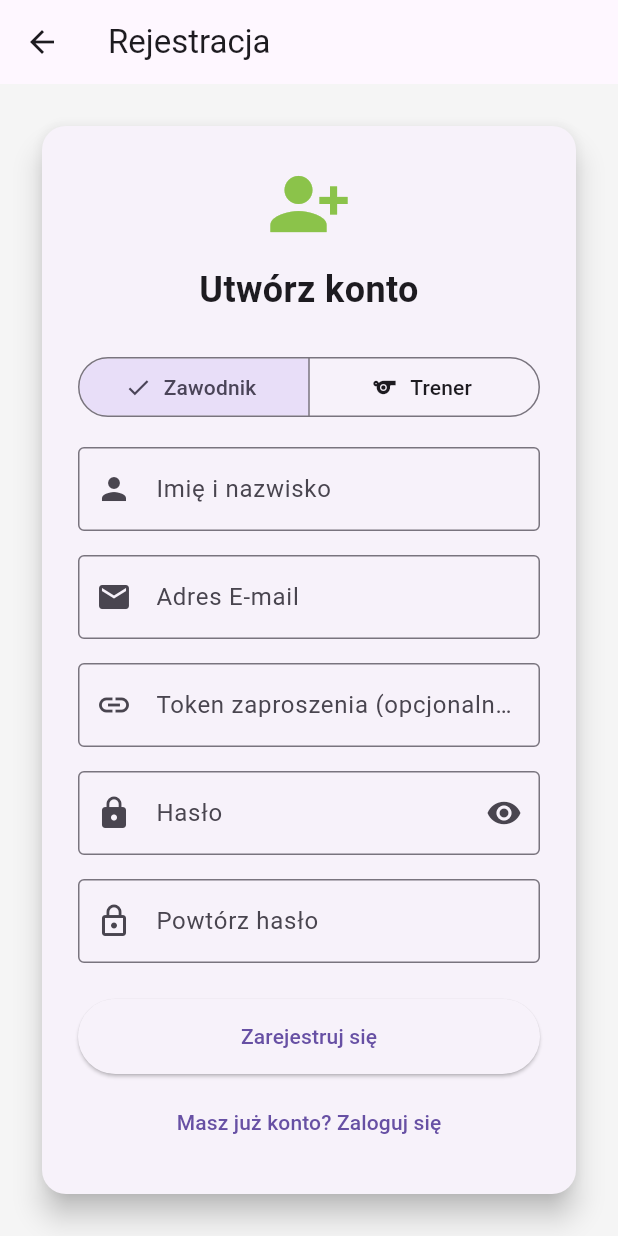
After one commit to bb305087/Sick-of-football, a Flutter app: the screen it shows after launch, after a tap on "Zaloguj się", after a tap on "Nie masz konta? Zarejestruj się", on a phone screen of 412 x 824 dp. The commit adds this screen. Run offline on Flutter 3.47's test engine with Material 3 defaults, Android fonts, the phone set to English and light mode, and no system bars; our stand-ins replace flutter_secure_storage; network calls fail.

Commit message:
Add registration for players and coaches, sending invitaion to a team, deleting reports now working

```diff
--- a/lib/data/models/dashboard_models.dart
+++ b/lib/data/models/dashboard_models.dart
@@ -109,3 +109,27 @@ class MedicalReportModel {
     );
   }
 }
+
+class InvitationModel {
+  final String token;
+  final String deepLink;
+  final DateTime expiresAt;
+  final int maxUses;
+
+  const InvitationModel({
+    required this.token,
+    required this.deepLink,
+    required this.expiresAt,
+    required this.maxUses,
+  });
+
+  factory InvitationModel.fromJson(Map<String, dynamic> json) {
+    final token = json['token'] as String;
+    return InvitationModel(
+      token: token,
+      deepLink: (json['deep_link'] ?? 'bklasa://invite/$token') as String,
+      expiresAt: DateTime.parse(json['expires_at'].toString()),
+      maxUses: (json['max_uses'] as num?)?.toInt() ?? 1,
+    );
+  }
+}
--- a/lib/presentation/screens/auth/login_screen.dart
+++ b/lib/presentation/screens/auth/login_screen.dart
@@ -4,6 +4,7 @@ import 'package:http/http.dart' as http;
 import '../../../data/datasources/api_client.dart';
 import '../../../data/repositories/auth_repository.dart';
 import '../dashboard_screen.dart';
+import 'registration_screen.dart';
 
 class LoginScreen extends StatefulWidget {
   const LoginScreen({super.key});
@@ -23,6 +24,7 @@ class _LoginScreenState extends State<LoginScreen> {
   final TextEditingController _passwordController = TextEditingController();
 
   bool _isLoading = false;
+  bool _showRegistrationSuggestion = false;
 
   // Zmień zawartość metody _handleLogin w pliku login_screen.dart
 
@@ -58,12 +60,14 @@ class _LoginScreenState extends State<LoginScreen> {
         if (!mounted) return;
         setState(() {
           _isLoading = false;
+          _showRegistrationSuggestion = error.statusCode == 401;
         });
         _showErrorSnackBar(error.message);
       } on http.ClientException {
         if (!mounted) return;
         setState(() {
           _isLoading = false;
+          _showRegistrationSuggestion = false;
         });
         _showErrorSnackBar(
           'Nie można połączyć się z serwerem. Sprawdź, czy backend działa.',
@@ -72,6 +76,7 @@ class _LoginScreenState extends State<LoginScreen> {
         if (!mounted) return;
         setState(() {
           _isLoading = false;
+          _showRegistrationSuggestion = false;
         });
         _showErrorSnackBar(
           'Nie można połączyć się z serwerem. Sprawdź, czy backend działa.',
@@ -196,8 +201,8 @@ class _LoginScreenState extends State<LoginScreen> {
                         }
 
                         // Standardowa walidacja długości dla pozostałych użytkowników
-                        if (value.length < 8) {
-                          return 'Hasło musi mieć co najmniej 8 znaków';
+                        if (value.length < 12) {
+                          return 'Hasło musi mieć co najmniej 12 znaków';
                         }
 
                         return null;
@@ -231,6 +236,40 @@ class _LoginScreenState extends State<LoginScreen> {
                       ),
                     ),
                     const SizedBox(height: 16),
+                    if (_showRegistrationSuggestion)
+                      Container(
+                        padding: const EdgeInsets.all(12),
+                        decoration: BoxDecoration(
+                          color: Colors.lightGreen[50],
+                          borderRadius: BorderRadius.circular(12),
+                        ),
+                        child: Row(
+                          children: [
+                            const Expanded(
+                              child: Text(
+                                'Nie masz jeszcze konta? Zarejestruj się.',
+                              ),
+                            ),
+                            TextButton(
+                              onPressed: () => Navigator.of(context).push(
+                                MaterialPageRoute(
+                                  builder: (_) => const RegistrationScreen(),
+                                ),
+                              ),
+                              child: const Text('Rejestracja'),
+                            ),
+                          ],
+                        ),
+                      ),
+                    if (_showRegistrationSuggestion) const SizedBox(height: 8),
+                    TextButton(
+                      onPressed: () => Navigator.of(context).push(
+                        MaterialPageRoute(
+                          builder: (_) => const RegistrationScreen(),
+                        ),
+                      ),
+                      child: const Text('Nie masz konta? Zarejestruj się'),
+                    ),
 
                     // Opcjonalne wejście na biometrię / link zaproszeniowy
                     TextButton(
--- /dev/null
+++ b/lib/presentation/screens/auth/registration_screen.dart
@@ -0,0 +1,280 @@
+import 'package:flutter/material.dart';
+import 'package:http/http.dart' as http;
+
+import '../../../data/datasources/api_client.dart';
+import '../../../data/repositories/auth_repository.dart';
+
+enum RegistrationRole { player, coach }
+
+class RegistrationScreen extends StatefulWidget {
+  const RegistrationScreen({super.key});
+
+  @override
+  State<RegistrationScreen> createState() => _RegistrationScreenState();
+}
+
+class _RegistrationScreenState extends State<RegistrationScreen> {
+  final _formKey = GlobalKey<FormState>();
+  final _authRepository = AuthRepository();
+  final _fullNameController = TextEditingController();
+  final _emailController = TextEditingController();
+  final _passwordController = TextEditingController();
+  final _confirmationController = TextEditingController();
+  final _clubNameController = TextEditingController();
+  final _inviteTokenController = TextEditingController();
+
+  RegistrationRole _role = RegistrationRole.player;
+  bool _isLoading = false;
+  bool _obscurePassword = true;
+
+  bool get _isCoach => _role == RegistrationRole.coach;
+
+  Future<void> _handleRegistration() async {
+    if (!_formKey.currentState!.validate()) return;
+
+    setState(() => _isLoading = true);
+    try {
+      if (_isCoach) {
+        await _authRepository.registerCoach(
+          email: _emailController.text.trim().toLowerCase(),
+          password: _passwordController.text,
+          fullName: _fullNameController.text.trim(),
+          clubName: _clubNameController.text.trim(),
+        );
+      } else {
+        await _authRepository.registerPlayer(
+          email: _emailController.text.trim().toLowerCase(),
+          password: _passwordController.text,
+          fullName: _fullNameController.text.trim(),
+          inviteToken: _inviteTokenController.text.trim(),
+        );
+      }
+
+      if (!mounted) return;
+      ScaffoldMessenger.of(context).showSnackBar(
+        const SnackBar(
+          content: Text('Konto utworzone. Możesz się teraz zalogować.'),
+          behavior: SnackBarBehavior.floating,
+        ),
+      );
+      Navigator.of(context).pop();
+    } on ApiException catch (error) {
+      _showError(error.message);
+    } on http.ClientException {
+      _showError('Nie można połączyć się z serwerem.');
+    } on FormatException {
+      _showError('Nie można odczytać odpowiedzi serwera.');
+    } finally {
+      if (mounted) setState(() => _isLoading = false);
+    }
+  }
+
+  void _showError(String message) {
+    if (!mounted) return;
+    ScaffoldMessenger.of(context).showSnackBar(
+      SnackBar(
+        content: Text(message),
+        backgroundColor: Colors.red[700],
+        behavior: SnackBarBehavior.floating,
+      ),
+    );
+  }
+
+  String? _required(String? value, String label) {
+    if (value == null || value.trim().isEmpty) return 'Wprowadź $label';
+    return null;
+  }
+
+  String? _validateEmail(String? value) {
+    if (value == null || value.trim().isEmpty || !value.contains('@')) {
+      return 'Wprowadź poprawny adres e-mail';
+    }
+    return null;
+  }
+
+  String? _validateInviteToken(String? value) {
+    if (value == null || value.trim().isEmpty) {
+      return null;
+    }
+    if (value.trim().length < 20) {
+      return 'Token zaproszenia musi mieć co najmniej 20 znaków';
+    }
+    return null;
+  }
+
+  String? _validatePassword(String? value) {
+    if (value == null || value.length < 12) {
+      return 'Hasło musi mieć co najmniej 12 znaków';
+    }
+    return null;
+  }
+
+  @override
+  void dispose() {
+    _fullNameController.dispose();
+    _emailController.dispose();
+    _passwordController.dispose();
+    _confirmationController.dispose();
+    _clubNameController.dispose();
+    _inviteTokenController.dispose();
+    super.dispose();
+  }
+
+  @override
+  Widget build(BuildContext context) {
+    return Scaffold(
+      appBar: AppBar(title: const Text('Rejestracja')),
+      backgroundColor: Colors.grey[100],
+      body: Center(
+        child: SingleChildScrollView(
+          padding: const EdgeInsets.all(24),
+          child: Card(
+            elevation: 8,
+            shape: RoundedRectangleBorder(
+              borderRadius: BorderRadius.circular(16),
+            ),
+            child: Padding(
+              padding: const EdgeInsets.all(24),
+              child: Form(
+                key: _formKey,
+                child: Column(
+                  crossAxisAlignment: CrossAxisAlignment.stretch,
+                  children: [
+                    const Icon(
+                      Icons.person_add_alt_1,
+                      size: 56,
+                      color: Colors.lightGreen,
+                    ),
+                    const SizedBox(height: 12),
+                    const Text(
+                      'Utwórz konto',
+                      textAlign: TextAlign.center,
+                      style: TextStyle(
+                        fontSize: 24,
+                        fontWeight: FontWeight.bold,
+                      ),
+                    ),
+                    const SizedBox(height: 24),
+                    SegmentedButton<RegistrationRole>(
+                      segments: const [
+                        ButtonSegment(
+                          value: RegistrationRole.player,
+                          label: Text('Zawodnik'),
+                          icon: Icon(Icons.sports_soccer),
+                        ),
+                        ButtonSegment(
+                          value: RegistrationRole.coach,
+                          label: Text('Trener'),
+                          icon: Icon(Icons.sports),
+                        ),
+                      ],
+                      selected: {_role},
+                      onSelectionChanged: _isLoading
+                          ? null
+                          : (selection) =>
+                                setState(() => _role = selection.first),
+                    ),
+                    const SizedBox(height: 16),
+                    TextFormField(
+                      controller: _fullNameController,
+                      textCapitalization: TextCapitalization.words,
+                      decoration: const InputDecoration(
+                        labelText: 'Imię i nazwisko',
+                        prefixIcon: Icon(Icons.person),
+                        border: OutlineInputBorder(),
+                      ),
+                      validator: (value) => _required(value, 'imię i nazwisko'),
+                    ),
+                    const SizedBox(height: 16),
+                    TextFormField(
+                      controller: _emailController,
+                      keyboardType: TextInputType.emailAddress,
+                      decoration: const InputDecoration(
+                        labelText: 'Adres E-mail',
+                        prefixIcon: Icon(Icons.email),
+                        border: OutlineInputBorder(),
+                      ),
+                      validator: _validateEmail,
+                    ),
+                    const SizedBox(height: 16),
+                    if (_isCoach)
+                      TextFormField(
+                        controller: _clubNameController,
+                        decoration: const InputDecoration(
+                          labelText: 'Nazwa klubu',
+                          prefixIcon: Icon(Icons.shield),
+                          border: OutlineInputBorder(),
+                        ),
+                        validator: (value) => _required(value, 'nazwę klubu'),
+                      )
+                    else
+                      TextFormField(
+                        controller: _inviteTokenController,
+                        decoration: const InputDecoration(
+                          labelText: 'Token zaproszenia (opcjonalnie)',
+                          prefixIcon: Icon(Icons.link),
+                          border: OutlineInputBorder(),
+                        ),
+                        validator: _validateInviteToken,
+                      ),
+                    const SizedBox(height: 16),
+                    TextFormField(
+                      controller: _passwordController,
+                      obscureText: _obscurePassword,
+                      decoration: InputDecoration(
+                        labelText: 'Hasło',
+                        prefixIcon: const Icon(Icons.lock),
+                        border: const OutlineInputBorder(),
+                        suffixIcon: IconButton(
+                          onPressed: () => setState(
+                            () => _obscurePassword = !_obscurePassword,
+                          ),
+                          icon: Icon(
+                            _obscurePassword
+                                ? Icons.visibility
+                                : Icons.visibility_off,
+                          ),
+                        ),
+                      ),
+                      validator: _validatePassword,
+                    ),
+                    const SizedBox(height: 16),
+                    TextFormField(
+                      controller: _confirmationController,
+                      obscureText: _obscurePassword,
+                      decoration: const InputDecoration(
+                        labelText: 'Powtórz hasło',
+                        prefixIcon: Icon(Icons.lock_outline),
+                        border: OutlineInputBorder(),
+                      ),
+                      validator: (value) => value != _passwordController.text
+                          ? 'Hasła muszą być takie same'
+                          : null,
+                    ),
+                    const SizedBox(height: 24),
+                    SizedBox(
+                      height: 50,
+                      child: ElevatedButton(
+                        onPressed: _isLoading ? null : _handleRegistration,
+                        child: _isLoading
+                            ? const CircularProgressIndicator()
+                            : const Text('Zarejestruj się'),
+                      ),
+                    ),
+                    const SizedBox(height: 8),
+                    TextButton(
+                      onPressed: _isLoading
+                          ? null
+                          : () => Navigator.of(context).pop(),
+                      child: const Text('Masz już konto? Zaloguj się'),
+                    ),
+                  ],
+                ),
+              ),
+            ),
+          ),
+        ),
+      ),
+    );
+  }
+}
```
Also changed, not shown: lib/data/datasources/api_client.dart (+14 -4 lines), lib/data/repositories/auth_repository.dart (+37 -0 lines), lib/data/repositories/dashboard_repository.dart (+13 -0 lines), lib/presentation/screens/dashboard_screen.dart (+47 -0 lines), 3 other files.
